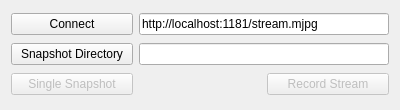
Qt form y2022/CargoDetection/python/lib/ui/stream_image_provider_widget.ui (GirlsOfSteelRobotics/GirlsOfSteelFRC) before a commit.
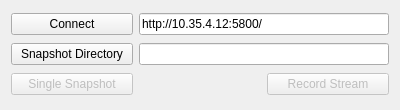
The same form after that commit.

```diff
--- a/y2022/CargoDetection/python/lib/ui/stream_image_provider_widget.ui
+++ b/y2022/CargoDetection/python/lib/ui/stream_image_provider_widget.ui
@@ -54,7 +54,7 @@
    <item row="0" column="1" colspan="2">
     <widget class="QLineEdit" name="stream_url">
      <property name="text">
-      <string>http://localhost:1181/stream.mjpg</string>
+      <string>http://10.35.4.12:5800/</string>
      </property>
     </widget>
    </item>
```
